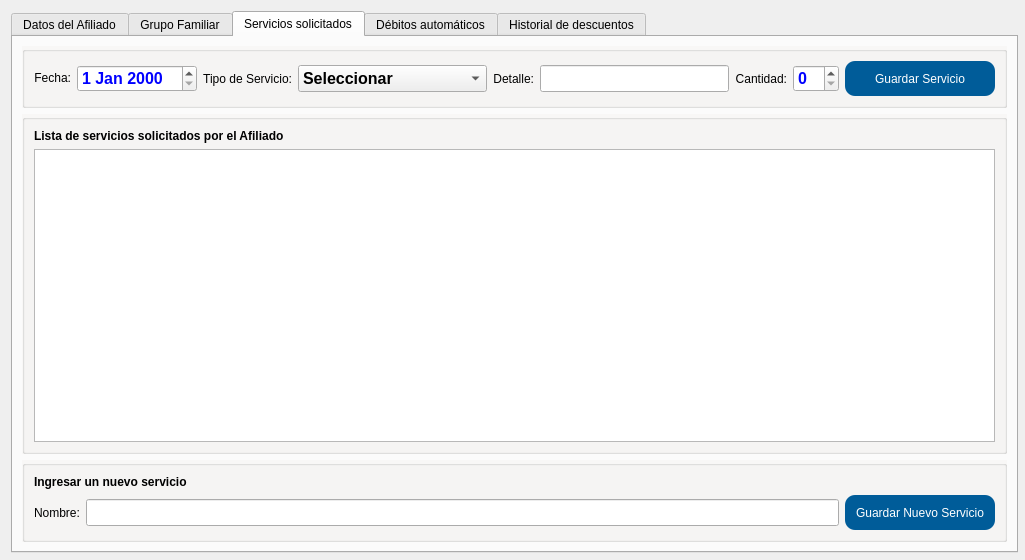
Old version of the form gui/detalles/detalleAfiliados.ui in the repository shae-ra/sindicato.
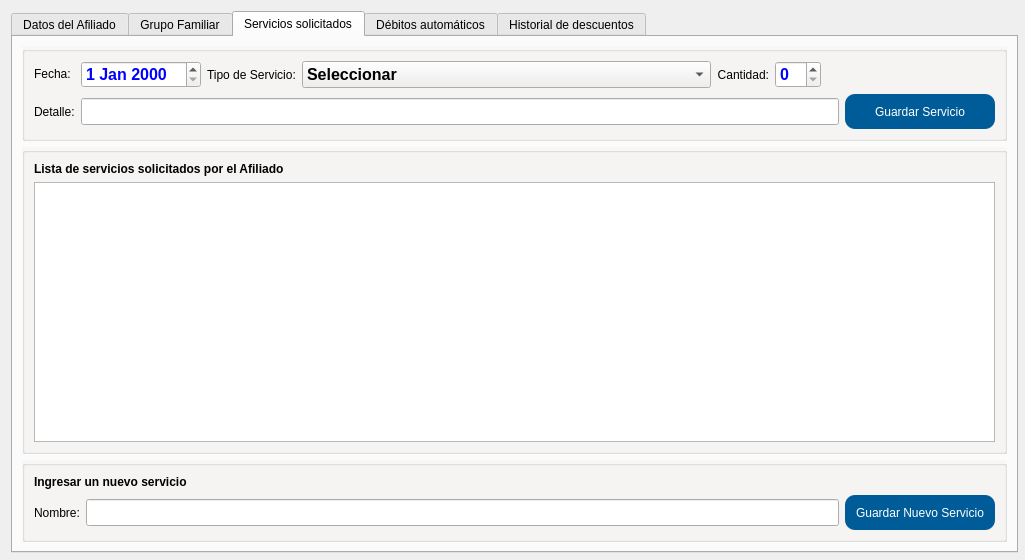
New version of the form. The open tabs and pages were chosen to show the change. Icons and pictures are not drawn. Custom widgets are drawn as their Qt base class.

Commit message:
Horizontal header no visible y columnas de servicios
Se modifico todo

```diff
--- a/gui/detalles/detalleAfiliados.ui
+++ b/gui/detalles/detalleAfiliados.ui
@@ -3807,6 +3807,9 @@
               <bold>true</bold>
              </font>
             </property>
+            <attribute name="horizontalHeaderVisible">
+             <bool>false</bool>
+            </attribute>
            </widget>
           </item>
          </layout>
@@ -3840,7 +3843,60 @@
           <property name="bottomMargin">
            <number>9</number>
           </property>
-          <item row="1" column="3">
+          <item row="2" column="0">
+           <widget class="QLabel" name="label_40">
+            <property name="sizePolicy">
+             <sizepolicy hsizetype="Fixed" vsizetype="Expanding">
+              <horstretch>0</horstretch>
+              <verstretch>0</verstretch>
+             </sizepolicy>
+            </property>
+            <property name="styleSheet">
+             <string notr="true">#label_34{
+background-color:#5DADE2  ;
+color: #FFFFFF ; 
+}</string>
+            </property>
+            <property name="frameShape">
+             <enum>QFrame::NoFrame</enum>
+            </property>
+            <property name="frameShadow">
+             <enum>QFrame::Plain</enum>
+            </property>
+            <property name="text">
+             <string>Detalle:</string>
+            </property>
+            <property name="alignment">
+             <set>Qt::AlignLeading|Qt::AlignLeft|Qt::AlignVCenter</set>
+            </property>
+           </widget>
+          </item>
+          <item row="0" column="2">
+           <widget class="QLabel" name="label_39">
+            <property name="sizePolicy">
+             <sizepolicy hsizetype="Fixed" vsizetype="Expanding">
+              <horstretch>0</horstretch>
+              <verstretch>0</verstretch>
+             </sizepolicy>
+            </property>
+            <property name="styleSheet">
+             <string notr="true"/>
+            </property>
+            <property name="frameShape">
+             <enum>QFrame::NoFrame</enum>
+            </property>
+            <property name="frameShadow">
+             <enum>QFrame::Plain</enum>
+            </property>
+            <property name="text">
+             <string>Tipo de Servicio:</string>
+            </property>
+            <property name="alignment">
+             <set>Qt::AlignLeading|Qt::AlignLeft|Qt::AlignVCenter</set>
+            </property>
+           </widget>
+          </item>
+          <item row="0" column="1">
            <widget class="QDateEdit" name="serv_fecha">
             <property name="sizePolicy">
              <sizepolicy hsizetype="Fixed" vsizetype="Fixed">
@@ -3895,7 +3951,7 @@
             </property>
            </widget>
           </item>
-          <item row="1" column="0">
+          <item row="0" column="0">
            <widget class="QLabel" name="label_43">
             <property name="sizePolicy">
              <sizepolicy hsizetype="Fixed" vsizetype="Fixed">
@@ -3916,11 +3972,11 @@
              <string>Fecha:</string>
             </property>
             <property name="alignment">
-             <set>Qt::AlignRight|Qt::AlignTrailing|Qt::AlignVCenter</set>
+             <set>Qt::AlignLeading|Qt::AlignLeft|Qt::AlignVCenter</set>
             </property>
            </widget>
           </item>
-          <item row="1" column="5">
+          <item row="0" column="3">
            <widget class="QComboBox" name="serv_tipo">
             <property name="sizePolicy">
              <sizepolicy hsizetype="Expanding" vsizetype="Fixed">
@@ -4020,7 +4076,7 @@
             </item>
            </widget>
           </item>
-          <item row="1" column="8">
+          <item row="0" column="4">
            <widget class="QLabel" name="label_44">
             <property name="sizePolicy">
              <sizepolicy hsizetype="Fixed" vsizetype="Expanding">
@@ -4045,10 +4101,120 @@
             </property>
            </widget>
           </item>
-          <item row="1" column="10">
+          <item row="0" column="5">
+           <widget class="QSpinBox" name="serv_cantidad">
+            <property name="sizePolicy">
+             <sizepolicy hsizetype="Fixed" vsizetype="Fixed">
+              <horstretch>0</horstretch>
+              <verstretch>0</verstretch>
+             </sizepolicy>
+            </property>
+            <property name="palette">
+             <palette>
+              <active>
+               <colorrole role="Text">
+                <brush brushstyle="SolidPattern">
+                 <color alpha="255">
+                  <red>0</red>
+                  <green>0</green>
+                  <blue>255</blue>
+                 </color>
+                </brush>
+               </colorrole>
+              </active>
+              <inactive>
+               <colorrole role="Text">
+                <brush brushstyle="SolidPattern">
+                 <color alpha="255">
+                  <red>0</red>
+                  <green>0</green>
+                  <blue>255</blue>
+                 </color>
+                </brush>
+               </colorrole>
+              </inactive>
+              <disabled>
+               <colorrole role="Text">
+                <brush brushstyle="SolidPattern">
+                 <color alpha="255">
+                  <red>120</red>
+                  <green>120</green>
+                  <blue>120</blue>
+                 </color>
+                </brush>
+               </colorrole>
+              </disabled>
+             </palette>
+            </property>
+            <property name="font">
+             <font>
+              <family>Arial</family>
+              <pointsize>12</pointsize>
+              <weight>75</weight>
+              <bold>true</bold>
+             </font>
+            </property>
+           </widget>
+          </item>
+          <item row="2" column="1" colspan="8">
+           <widget class="QLineEdit" name="serv_detalles">
+            <property name="sizePolicy">
+             <sizepolicy hsizetype="Expanding" vsizetype="Fixed">
+              <horstretch>0</horstretch>
+              <verstretch>0</verstretch>
+             </sizepolicy>
+            </property>
+            <property name="palette">
+             <palette>
+              <active>
+               <colorrole role="Text">
+                <brush brushstyle="SolidPattern">
+                 <color alpha="255">
+                  <red>0</red>
+                  <green>0</green>
+                  <blue>255</blue>
+                 </color>
+                </brush>
+               </colorrole>
+              </active>
+              <inactive>
+               <colorrole role="Text">
+                <brush brushstyle="SolidPattern">
+                 <color alpha="255">
+                  <red>0</red>
+                  <green>0</green>
+                  <blue>255</blue>
+                 </color>
+                </brush>
+               </colorrole>
+              </inactive>
+              <disabled>
+               <colorrole role="Text">
+                <brush brushstyle="SolidPattern">
+                 <color alpha="255">
+                  <red>120</red>
+                  <green>120</green>
+                  <blue>120</blue>
+                 </color>
+                </brush>
+               </colorrole>
+              </disabled>
+             </palette>
+            </property>
+            <property name="font">
+             <font>
+              <family>Arial</family>
+              <pointsize>12</pointsize>
+              <weight>75</weight>
+              <bold>true</bold>
+             </font>
+            </property>
+           </widget>
+          </item>
+          <item row="2" column="10">
            <widget class="QPushButton" name="btn_asociar_servicio">
             <property name="sizePolicy">
-             <sizepolicy hsizetype="Preferred" vsizetype="Preferred">
+             <sizepolicy hsizetype="Fixed" vsizetype="Preferred">
               <horstretch>0</horstretch>
               <verstretch>0</verstretch>
              </sizepolicy>
@@ -4098,175 +4264,6 @@
             </property>
            </widget>
           </item>
-          <item row="1" column="9">
-           <widget class="QSpinBox" name="serv_cantidad">
-            <property name="sizePolicy">
-             <sizepolicy hsizetype="Minimum" vsizetype="Fixed">
-              <horstretch>0</horstretch>
-              <verstretch>0</verstretch>
-             </sizepolicy>
-            </property>
-            <property name="palette">
-             <palette>
-              <active>
-               <colorrole role="Text">
-                <brush brushstyle="SolidPattern">
-                 <color alpha="255">
-                  <red>0</red>
-                  <green>0</green>
-                  <blue>255</blue>
-                 </color>
-                </brush>
-               </colorrole>
-              </active>
-              <inactive>
-               <colorrole role="Text">
-                <brush brushstyle="SolidPattern">
-                 <color alpha="255">
-                  <red>0</red>
-                  <green>0</green>
-                  <blue>255</blue>
-                 </color>
-                </brush>
-               </colorrole>
-              </inactive>
-              <disabled>
-               <colorrole role="Text">
-                <brush brushstyle="SolidPattern">
-                 <color alpha="255">
-                  <red>120</red>
-                  <green>120</green>
-                  <blue>120</blue>
-                 </color>
-                </brush>
-               </colorrole>
-              </disabled>
-             </palette>
-            </property>
-            <property name="font">
-             <font>
-              <family>Arial</family>
-              <pointsize>12</pointsize>
-              <weight>75</weight>
-              <bold>true</bold>
-             </font>
-            </property>
-           </widget>
-          </item>
-          <item row="1" column="4">
-           <widget class="QLabel" name="label_39">
-            <property name="sizePolicy">
-             <sizepolicy hsizetype="Fixed" vsizetype="Expanding">
-              <horstretch>0</horstretch>
-              <verstretch>0</verstretch>
-             </sizepolicy>
-            </property>
-            <property name="styleSheet">
-             <string notr="true"/>
-            </property>
-            <property name="frameShape">
-             <enum>QFrame::NoFrame</enum>
-            </property>
-            <property name="frameShadow">
-             <enum>QFrame::Plain</enum>
-            </property>
-            <property name="text">
-             <string>Tipo de Servicio:</string>
-            </property>
-            <property name="alignment">
-             <set>Qt::AlignRight|Qt::AlignTrailing|Qt::AlignVCenter</set>
-            </property>
-           </widget>
-          </item>
-          <item row="1" column="6">
-           <widget class="QLabel" name="label_40">
-            <property name="sizePolicy">
-             <sizepolicy hsizetype="Preferred" vsizetype="Expanding">
-              <horstretch>0</horstretch>
-              <verstretch>0</verstretch>
-             </sizepolicy>
-            </property>
-            <property name="styleSheet">
-             <string notr="true">#label_34{
-background-color:#5DADE2  ;
-color: #FFFFFF ; 
-}</string>
-            </property>
-            <property name="frameShape">
-             <enum>QFrame::NoFrame</enum>
-            </property>
-            <property name="frameShadow">
-             <enum>QFrame::Plain</enum>
-            </property>
-            <property name="text">
-             <string>Detalle:</string>
-            </property>
-            <property name="alignment">
-             <set>Qt::AlignRight|Qt::AlignTrailing|Qt::AlignVCenter</set>
-            </property>
-           </widget>
-          </item>
-          <item row="1" column="7">
-           <widget class="QLineEdit" name="serv_detalles">
-            <property name="sizePolicy">
-             <sizepolicy hsizetype="Expanding" vsizetype="Fixed">
-              <horstretch>0</horstretch>
-              <verstretch>0</verstretch>
-             </sizepolicy>
-            </property>
-            <property name="maximumSize">
-             <size>
-              <width>500</width>
-              <height>16777215</height>
-             </size>
-            </property>
-            <property name="palette">
-             <palette>
-              <active>
-               <colorrole role="Text">
-                <brush brushstyle="SolidPattern">
-                 <color alpha="255">
-                  <red>0</red>
-                  <green>0</green>
-                  <blue>255</blue>
-                 </color>
-                </brush>
-               </colorrole>
-              </active>
-              <inactive>
-               <colorrole role="Text">
-                <brush brushstyle="SolidPattern">
-                 <color alpha="255">
-                  <red>0</red>
-                  <green>0</green>
-                  <blue>255</blue>
-                 </color>
-                </brush>
-               </colorrole>
-              </inactive>
-              <disabled>
-               <colorrole role="Text">
-                <brush brushstyle="SolidPattern">
-                 <color alpha="255">
-                  <red>120</red>
-                  <green>120</green>
-                  <blue>120</blue>
-                 </color>
-                </brush>
-               </colorrole>
-              </disabled>
-             </palette>
-            </property>
-            <property name="font">
-             <font>
-              <family>Arial</family>
-              <pointsize>12</pointsize>
-              <weight>75</weight>
-              <bold>true</bold>
-             </font>
-            </property>
-           </widget>
-          </item>
          </layout>
         </widget>
        </item>
```
Left out of the diff: 35 changed lines with no effect on the pictures. The commit also changes 1 other file.
